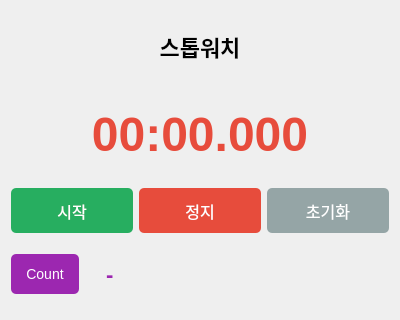
The window that Apps/Stopwatch/stopwatch.ui (pacowon/appDrawer) describes before a commit, drawn with Qt 5.
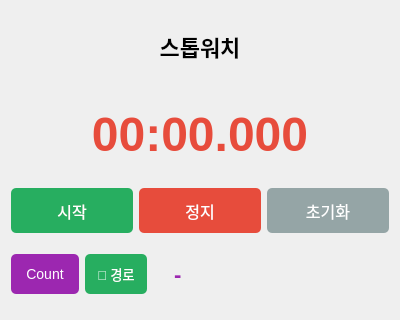
The same window after the commit.

```diff
--- a/Apps/Stopwatch/stopwatch.ui
+++ b/Apps/Stopwatch/stopwatch.ui
@@ -55,6 +55,19 @@
        <property name="text"><string>Count</string></property>
       </widget>
      </item>
+     <item>
+      <widget class="QPushButton" name="btn_show_path">
+       <property name="minimumSize">
+        <size><width>0</width><height>40</height></size>
+       </property>
+       <property name="styleSheet">
+        <string notr="true">font-size: 13px; background-color: #27ae60; color: white; border: none; border-radius: 5px; padding: 5px 12px;</string>
+       </property>
+       <property name="text">
+        <string>📂 경로</string>
+       </property>
+      </widget>
+     </item>
      <item>
       <widget class="QLabel" name="count_label">
        <property name="text"><string>-</string></property>
```
